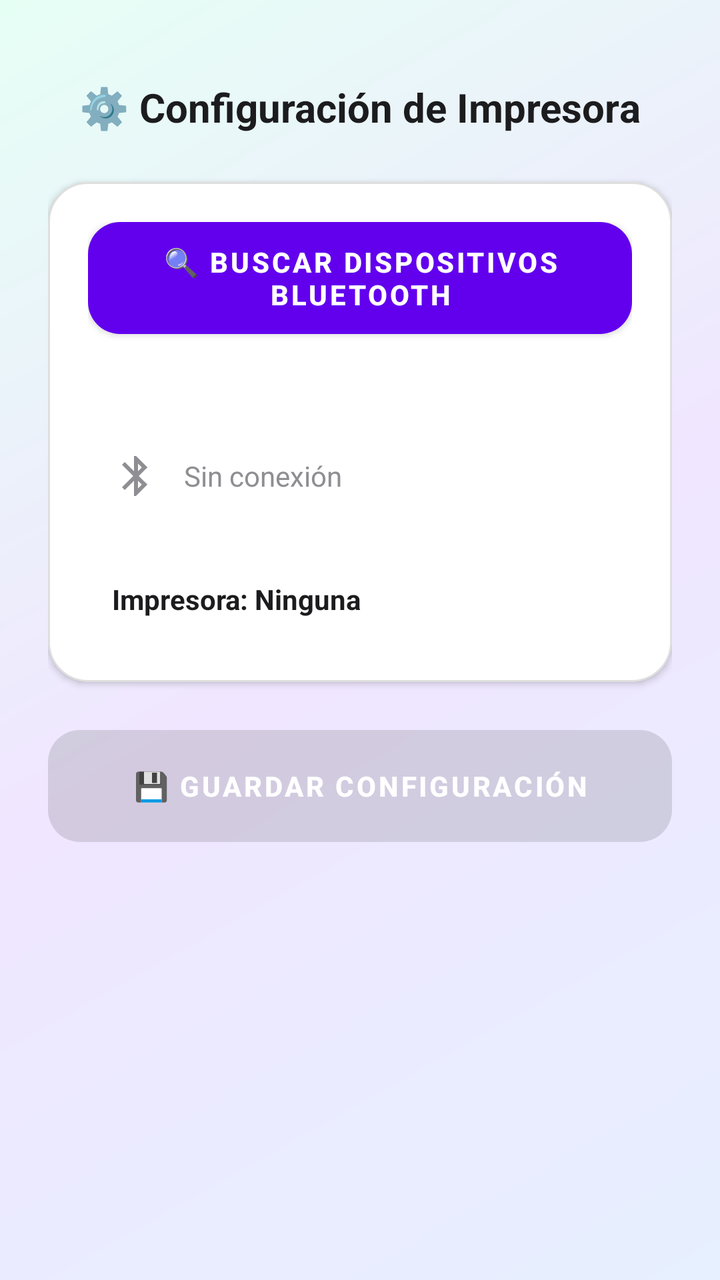
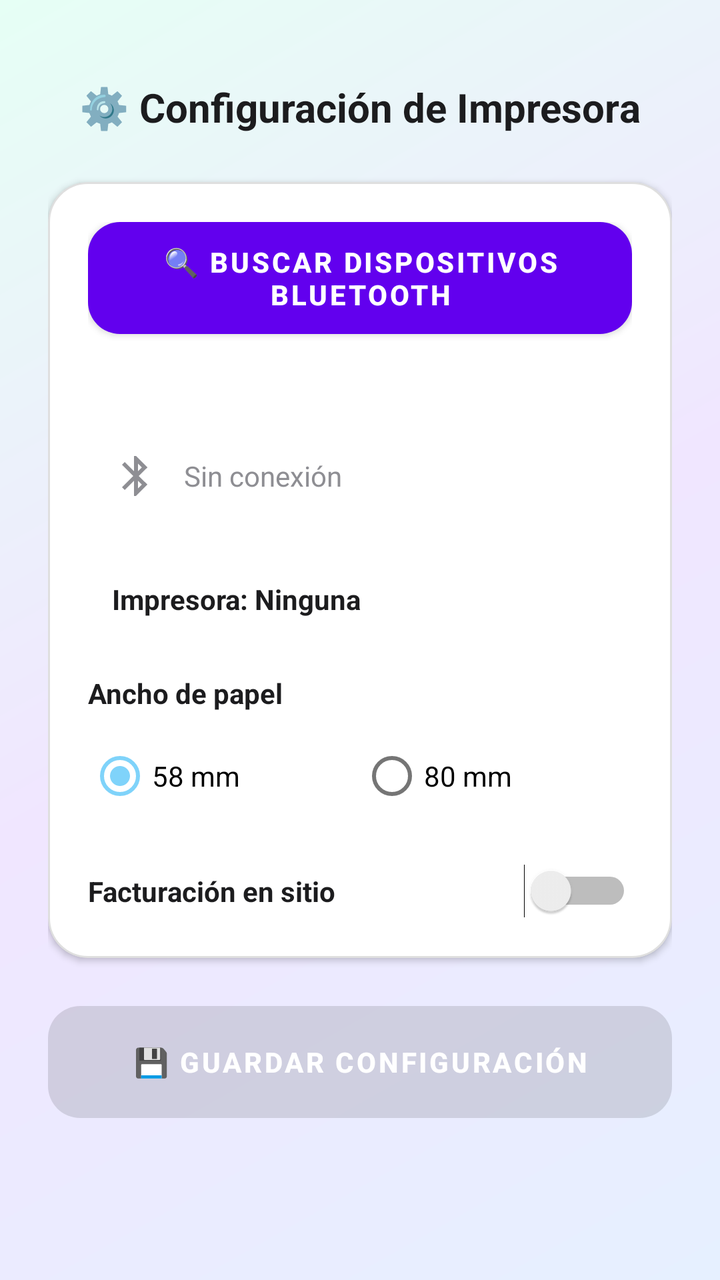

Two renders of the same Android screen: before a commit and after it. Below are the layout's source before the change and the commit's diff.
<!-- AndroidManifest.xml: application theme Theme.SystemApp -->
<!-- res/layout/fragment_config.xml -->
<?xml version="1.0" encoding="utf-8"?>
<androidx.constraintlayout.widget.ConstraintLayout xmlns:android="http://schemas.android.com/apk/res/android"
    xmlns:app="http://schemas.android.com/apk/res-auto"
    xmlns:tools="http://schemas.android.com/tools"
    android:layout_width="match_parent"
    android:layout_height="match_parent"
    android:padding="24dp"
    android:background="@drawable/bg_liquid_gradient">

    
    <TextView
        android:id="@+id/title_config"
        android:layout_width="wrap_content"
        android:layout_height="wrap_content"
        android:text="⚙️ Configuración de Impresora"
        android:textSize="20sp"
        android:textStyle="bold"
        android:textColor="#1C1C1E"
        android:layout_marginTop="16dp"
        app:layout_constraintTop_toTopOf="parent"
        app:layout_constraintStart_toStartOf="parent"
        app:layout_constraintEnd_toEndOf="parent" />

    
    <com.google.android.material.card.MaterialCardView
        android:id="@+id/card_config"
        android:layout_width="0dp"
        android:layout_height="wrap_content"
        android:layout_marginTop="24dp"
        app:cardCornerRadius="20dp"
        app:cardElevation="2dp"
        app:strokeWidth="1dp"
        app:strokeColor="#20000000"
        app:layout_constraintTop_toBottomOf="@id/title_config"
        app:layout_constraintStart_toStartOf="parent"
        app:layout_constraintEnd_toEndOf="parent">

        <LinearLayout
            android:layout_width="match_parent"
            android:layout_height="wrap_content"
            android:orientation="vertical"
            android:padding="20dp">

            
            <Button
                android:id="@+id/btn_search_bluetooth"
                android:layout_width="match_parent"
                android:layout_height="56dp"
                android:text="🔍 Buscar Dispositivos Bluetooth"
                android:textColor="#FFFFFF"
                android:textStyle="bold"
                android:background="@drawable/bg_button_primary"
                android:elevation="4dp" />

            
            <ProgressBar
                android:id="@+id/progress_search"
                android:layout_width="wrap_content"
                android:layout_height="wrap_content"
                android:layout_marginTop="16dp"
                android:visibility="gone"
                android:indeterminateTint="#0052FF"
                app:layout_constraintTop_toBottomOf="@id/btn_search_bluetooth"
                app:layout_constraintStart_toStartOf="parent"
                app:layout_constraintEnd_toEndOf="parent" />

            <TextView
                android:id="@+id/txt_search_status"
                android:layout_width="wrap_content"
                android:layout_height="wrap_content"
                android:layout_marginTop="8dp"
                android:text=""
                android:textSize="14sp"
                android:textColor="#8E8E93"
                app:layout_constraintTop_toBottomOf="@id/progress_search"
                app:layout_constraintStart_toStartOf="parent"
                app:layout_constraintEnd_toEndOf="parent" />

            
            <Spinner
                android:id="@+id/spinner_bluetooth_devices"
                android:layout_width="match_parent"
                android:layout_height="56dp"
                android:layout_marginTop="16dp"
                android:background="@drawable/bg_spinner"
                android:paddingStart="16dp"
                android:paddingEnd="16dp"
                android:visibility="gone" />

            
            <LinearLayout
                android:layout_width="match_parent"
                android:layout_height="wrap_content"
                android:orientation="horizontal"
                android:layout_marginTop="20dp"
                android:padding="12dp"
                android:background="@drawable/bg_pill"
                android:gravity="center_vertical">

                <ImageView
                    android:id="@+id/icon_status"
                    android:layout_width="24dp"
                    android:layout_height="24dp"
                    android:src="@drawable/ic_bluetooth"
                    app:tint="#8E8E93" />

                <TextView
                    android:id="@+id/txtState_view"
                    android:layout_width="0dp"
                    android:layout_height="wrap_content"
                    android:layout_weight="1"
                    android:layout_marginStart="12dp"
                    android:text="Sin conexión"
                    android:textSize="14sp"
                    android:textColor="#8E8E93" />
            </LinearLayout>

            
            <TextView
                android:id="@+id/txt_selected_printer"
                android:layout_width="match_parent"
                android:layout_height="wrap_content"
                android:layout_marginTop="16dp"
                android:text="Impresora: Ninguna"
                android:textSize="14sp"
                android:textStyle="bold"
                android:textColor="#1C1C1E"
                android:padding="12dp"
                android:background="@drawable/bg_pill" />

        </LinearLayout>
    </com.google.android.material.card.MaterialCardView>

    
    <Button
        android:id="@+id/btn_mac_save"
        android:layout_width="0dp"
        android:layout_height="56dp"
        android:layout_marginTop="24dp"
        android:text="💾 Guardar Configuración"
        android:textColor="#FFFFFF"
        android:textStyle="bold"
        android:background="@drawable/bg_button_success"
        android:elevation="4dp"
        android:enabled="false"
        app:layout_constraintTop_toBottomOf="@id/card_config"
        app:layout_constraintStart_toStartOf="parent"
        app:layout_constraintEnd_toEndOf="parent" />

    
    <Button
        android:id="@+id/btn_test_print"
        android:layout_width="0dp"
        android:layout_height="56dp"
        android:layout_marginTop="12dp"
        android:text="🖨️ Probar Impresión"
        android:textColor="#0052FF"
        android:textStyle="bold"
        android:background="@drawable/bg_button_outline"
        android:visibility="gone"
        app:layout_constraintTop_toBottomOf="@id/btn_mac_save"
        app:layout_constraintStart_toStartOf="parent"
        app:layout_constraintEnd_toEndOf="parent" />

    
    <EditText
        android:id="@+id/printer_name"
        android:layout_width="0dp"
        android:layout_height="0dp"
        android:visibility="gone"
        app:layout_constraintTop_toTopOf="parent"
        app:layout_constraintStart_toStartOf="parent" />

    <Spinner
        android:id="@+id/list_impresoras"
        android:layout_width="0dp"
        android:layout_height="0dp"
        android:visibility="gone"
        app:layout_constraintTop_toTopOf="parent"
        app:layout_constraintStart_toStartOf="parent" />

</androidx.constraintlayout.widget.ConstraintLayout>
<!-- resources referenced by this layout -->
<resources>
  <!-- drawable bg_button_outline (drawable) -->
  <?xml version="1.0" encoding="utf-8"?>
  <shape xmlns:android="http://schemas.android.com/apk/res/android">
      <solid android:color="#F0FFFFFF" />
      <stroke android:width="2dp" android:color="#0052FF" />
      <corners android:radius="16dp" />
  </shape>
  <!-- drawable bg_button_primary (drawable) -->
  <?xml version="1.0" encoding="utf-8"?>
  <shape xmlns:android="http://schemas.android.com/apk/res/android">
      <solid android:color="#0052FF" />
      <corners android:radius="16dp" />
  </shape>
  <!-- drawable bg_button_success (drawable) -->
  <?xml version="1.0" encoding="utf-8"?>
  <shape xmlns:android="http://schemas.android.com/apk/res/android">
      <solid android:color="#34C759" />
      <corners android:radius="16dp" />
  </shape>
  <!-- drawable bg_liquid_gradient (drawable) -->
  <?xml version="1.0" encoding="utf-8"?>
  <shape xmlns:android="http://schemas.android.com/apk/res/android">
      <gradient
          android:angle="135"
          android:startColor="#E6F0FF"
          android:centerColor="#F0E6FF"
          android:endColor="#E6FFF5"
          android:type="linear" />
  </shape>
  <!-- drawable bg_pill (drawable) -->
  <?xml version="1.0" encoding="utf-8"?>
  <shape xmlns:android="http://schemas.android.com/apk/res/android">
      <solid android:color="#1AFFFFFF" />
      <corners android:radius="16dp" />
      <stroke
          android:width="1dp"
          android:color="#26FFFFFF" />
  </shape>
  <!-- drawable bg_spinner (drawable) -->
  <?xml version="1.0" encoding="utf-8"?>
  <shape xmlns:android="http://schemas.android.com/apk/res/android">
      <solid android:color="#F2F2F7" />
      <corners android:radius="12dp" />
      <stroke android:width="1dp" android:color="#E0E0E0" />
  </shape>
  <!-- drawable ic_bluetooth (drawable) -->
  <vector xmlns:android="http://schemas.android.com/apk/res/android"
      android:width="24dp"
      android:height="24dp"
      android:viewportWidth="24"
      android:viewportHeight="24">
      <path
          android:fillColor="#0052FF"
          android:pathData="M17.71,7.71L12,2h-1v7.59L6.41,5 5,6.41 10.59,12 5,17.59 6.41,19 11,14.41V22h1l5.71,-5.71 -4.3,-4.29 4.3,-4.29zM13,5.83l1.88,1.88L13,9.59V5.83zM14.88,16.29L13,18.17v-3.76l1.88,1.88z"/>
  </vector>
  <style name="Theme.SystemApp" parent="Theme.MaterialComponents.DayNight.DarkActionBar">
          
          <item name="colorPrimary">@color/purple_500</item>
          <item name="colorPrimaryVariant">@color/purple_700</item>
          <item name="colorOnPrimary">@color/white</item>
          
          <item name="colorSecondary">@color/teal_200</item>
          <item name="colorSecondaryVariant">@color/teal_700</item>
          <item name="colorOnSecondary">@color/black</item>
          
          <item name="android:statusBarColor">?attr/colorPrimaryVariant</item>
          
      </style>
  <color name="purple_500">#FF6200EE</color>
  <color name="purple_700">#FF3700B3</color>
  <color name="white">#FFFFFFFF</color>
  <color name="teal_200">#7FD3FA</color>
  <color name="teal_700">#FF018786</color>
  <color name="black">#FF000000</color>
</resources>

<!-- the commit's change to res/layout/fragment_config.xml (unified diff, before → after) -->
@@ -128,6 +128,64 @@
                 android:padding="12dp"
                 android:background="@drawable/bg_pill" />
 
+            
+            <TextView
+                android:id="@+id/label_printer_width"
+                android:layout_width="wrap_content"
+                android:layout_height="wrap_content"
+                android:layout_marginTop="16dp"
+                android:text="Ancho de papel"
+                android:textSize="14sp"
+                android:textStyle="bold"
+                android:textColor="#1C1C1E" />
+
+            <RadioGroup
+                android:id="@+id/radio_group_printer_width"
+                android:layout_width="match_parent"
+                android:layout_height="wrap_content"
+                android:orientation="horizontal"
+                android:layout_marginTop="8dp">
+
+                <RadioButton
+                    android:id="@+id/radio_width_58"
+                    android:layout_width="0dp"
+                    android:layout_height="wrap_content"
+                    android:layout_weight="1"
+                    android:text="58 mm"
+                    android:checked="true" />
+
+                <RadioButton
+                    android:id="@+id/radio_width_80"
+                    android:layout_width="0dp"
+                    android:layout_height="wrap_content"
+                    android:layout_weight="1"
+                    android:text="80 mm" />
+            </RadioGroup>
+
+            
+            <LinearLayout
+                android:id="@+id/row_facturacion_sitio"
+                android:layout_width="match_parent"
+                android:layout_height="wrap_content"
+                android:orientation="horizontal"
+                android:layout_marginTop="20dp"
+                android:gravity="center_vertical">
+
+                <TextView
+                    android:layout_width="0dp"
+                    android:layout_height="wrap_content"
+                    android:layout_weight="1"
+                    android:text="Facturación en sitio"
+                    android:textSize="14sp"
+                    android:textStyle="bold"
+                    android:textColor="#1C1C1E" />
+
+                <Switch
+                    android:id="@+id/switch_facturacion_sitio"
+                    android:layout_width="wrap_content"
+                    android:layout_height="wrap_content" />
+            </LinearLayout>
+
         </LinearLayout>
     </com.google.android.material.card.MaterialCardView>
 
